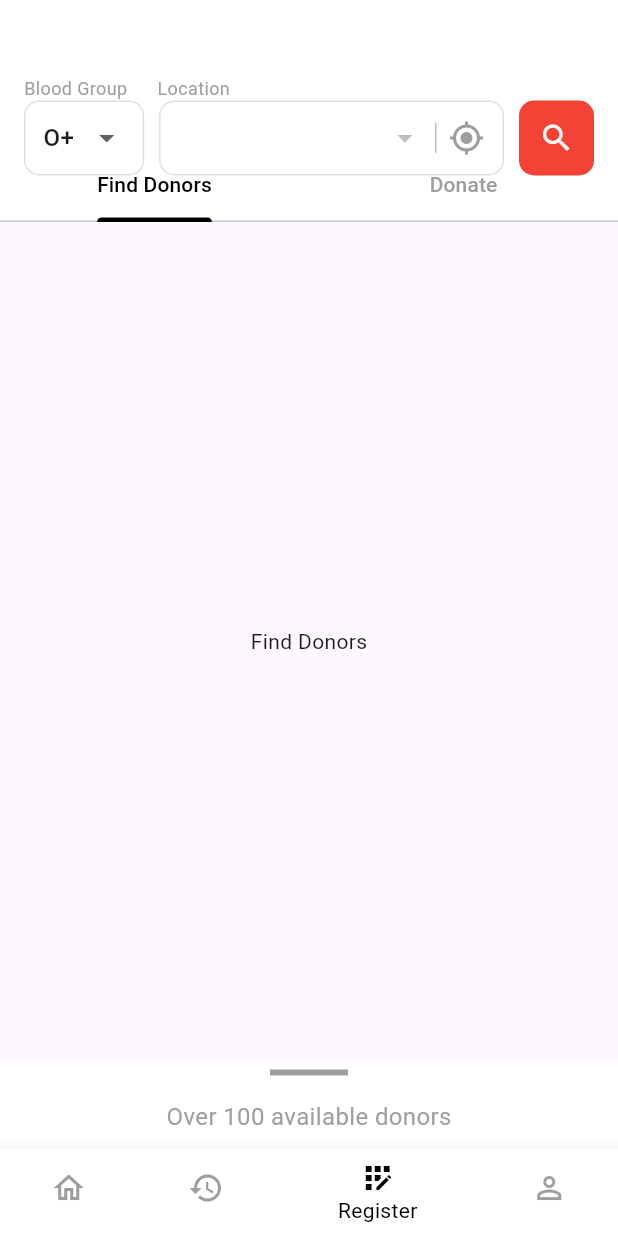
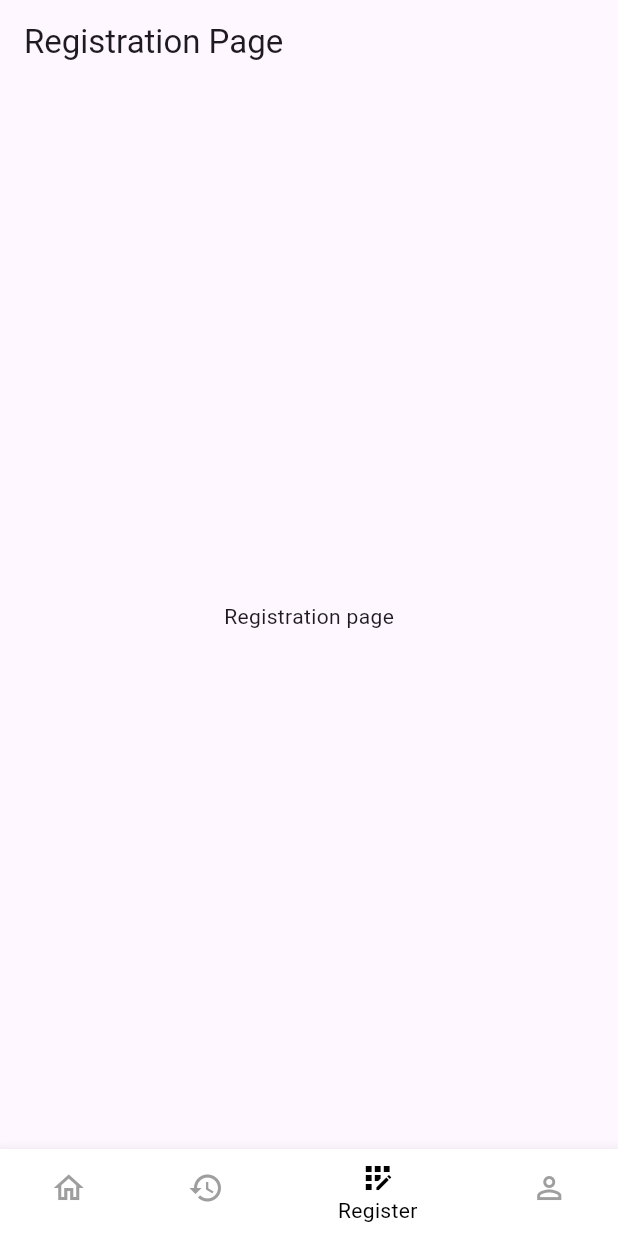
Before and after one commit to ZionStarPvt/helpalife-mobile, a Flutter app: the screen it shows after launch, item 3 of the bottom bar chosen, on a phone screen of 412 x 824 dp. Run offline on Flutter 3.47's test engine with Material 3 defaults, Android fonts, the phone set to English and light mode, and no system bars.

Commit message:
create bottom navigation bar

```diff
--- a/lib/home_screen/bottom_navigation_bar.dart
+++ b/lib/home_screen/bottom_navigation_bar.dart
@@ -23,14 +23,20 @@ class BottomNavBar extends StatelessWidget {
           label: "Home",
           backgroundColor: Colors.white,
         ),
-        BottomNavigationBarItem(icon: Icon(Icons.history), label: "History"),
+        BottomNavigationBarItem(
+          icon: Icon(Icons.history),
+          label: "History",
+          backgroundColor: Colors.white,
+        ),
         BottomNavigationBarItem(
           icon: Icon(Icons.app_registration),
           label: "Register",
+          backgroundColor: Colors.white,
         ),
         BottomNavigationBarItem(
           icon: Icon(Icons.person_outline),
           label: "Profile",
+          backgroundColor: Colors.white,
         ),
       ],
     );
--- a/lib/home_screen/home_page.dart
+++ b/lib/home_screen/home_page.dart
@@ -1,4 +1,7 @@
 import 'package:flutter/material.dart';
+import 'package:helpalife_mobile/history_screen/history_page.dart';
+import 'package:helpalife_mobile/profile_screen/profile_page.dart';
+import 'package:helpalife_mobile/registration_screen/registration_page.dart';
 import 'bottom_navigation_bar.dart';
 import 'donate_map.dart';
 import 'find_donors_map.dart';
@@ -15,8 +18,23 @@ class _HomePageState extends State<HomePage>
   int _selectedIndex = 0;
   String selectedBloodGroup = "O+";
 
+  final List<String> bloodGroups = [
+    "O+",
+    "A+",
+    "B+",
+    "AB+",
+    "O-",
+    "A-",
+    "B-",
+    "AB-",
+  ];
 
-  final List<String> bloodGroups = ["O+", "A+", "B+", "AB+", "O-", "A-", "B-", "AB-"];
+  final List<Widget> _pages = [
+    Container(),
+    HistoryPage(),
+    RegistrationPage(),
+    ProfilePage(),
+  ];
 
   @override
   void initState() {
@@ -42,13 +60,12 @@ class _HomePageState extends State<HomePage>
         return Container(
           height: MediaQuery.of(context).size.height * 0.78,
           width: MediaQuery.of(context).size.width,
-          decoration: BoxDecoration(
-            color: Colors.white,
-          ),
+          decoration: BoxDecoration(color: Colors.white),
         );
       },
     );
   }
+
   void _onNavItemTapped(int index) {
     setState(() {
       _selectedIndex = index;
@@ -65,7 +82,9 @@ class _HomePageState extends State<HomePage>
   Widget build(BuildContext context) {
     return Scaffold(
       backgroundColor: Colors.white,
-      appBar: PreferredSize(
+      appBar:
+          _selectedIndex == 0
+              ? PreferredSize(
                 preferredSize: Size.fromHeight(100),
                 child: Padding(
                   padding: EdgeInsets.only(top: 50, left: 16, right: 16),
@@ -88,7 +107,6 @@ class _HomePageState extends State<HomePage>
                         ],
                       ),
 
-
                       Row(
                         children: [
                           // Blood Group Dropdown
@@ -108,7 +126,8 @@ class _HomePageState extends State<HomePage>
                                     selectedBloodGroup = value!;
                                   });
                                 },
-                        items: bloodGroups
+                                items:
+                                    bloodGroups
                                         .map(
                                           (e) => DropdownMenuItem(
                                             value: e,
@@ -177,8 +196,11 @@ class _HomePageState extends State<HomePage>
                     ],
                   ),
                 ),
-      ),
-      body: Column(
+              )
+              : null,
+      body:
+          _selectedIndex == 0
+              ? Column(
                 children: [
                   // TabBar
                   TabBar(
@@ -218,12 +240,11 @@ class _HomePageState extends State<HomePage>
                     ),
                   ),
                 ],
-      ),
-      // Bottom Navigation Bar
+              )
+              : _pages[_selectedIndex],
       bottomNavigationBar: BottomNavBar(
         currentIndex: _selectedIndex,
         onTap: _onNavItemTapped,
-
       ),
     );
   }
--- /dev/null
+++ b/lib/registration_screen/registration_page.dart
@@ -0,0 +1,22 @@
+import 'package:flutter/material.dart';
+
+class RegistrationPage extends StatefulWidget {
+  const RegistrationPage({super.key});
+
+  @override
+  State<RegistrationPage> createState() => _RegistrationPageState();
+}
+
+class _RegistrationPageState extends State<RegistrationPage> {
+  @override
+  Widget build(BuildContext context) {
+    return Scaffold(
+      appBar: AppBar(
+        title: Text('Registration Page'),
+      ),
+      body: Center(
+        child: Text('Registration page'),
+      ),
+    );
+  }
+}
```
Also changed, not shown: lib/history_screen/history_page.dart (added, +22 -0 lines), lib/profile_screen/profile_page.dart (added, +22 -0 lines). Lines whose indentation alone changed are shown as unchanged.
